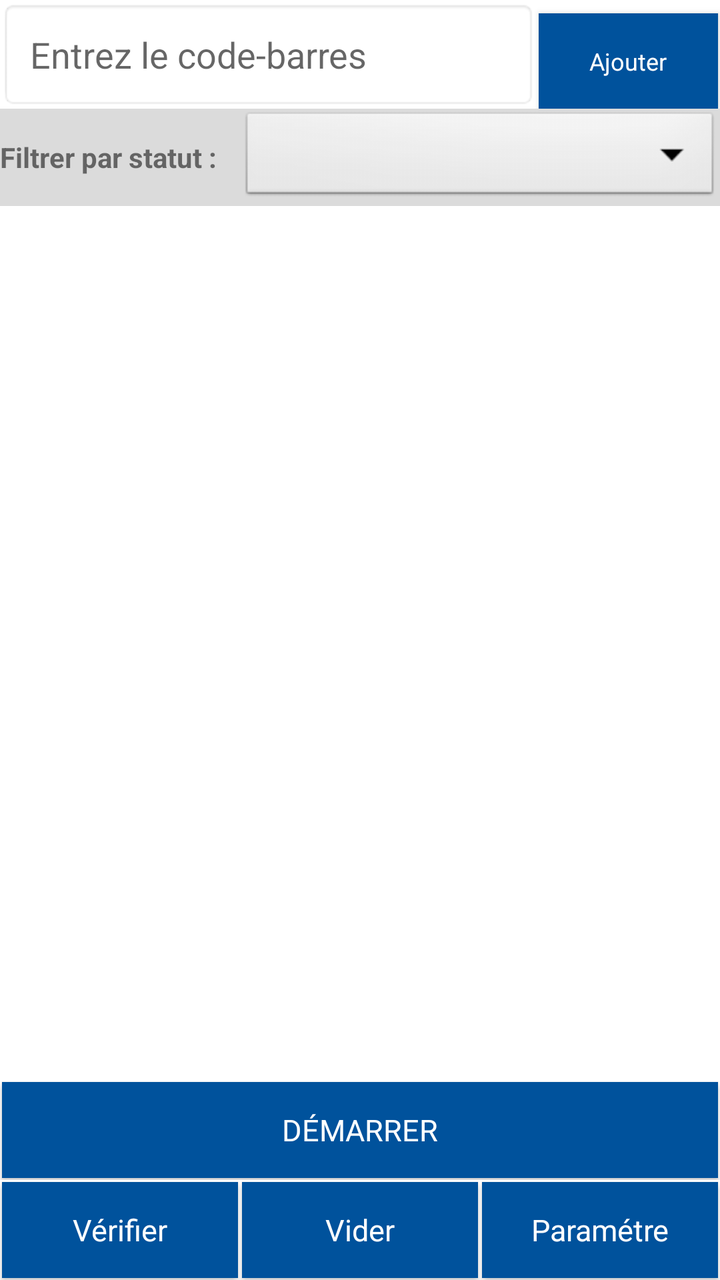
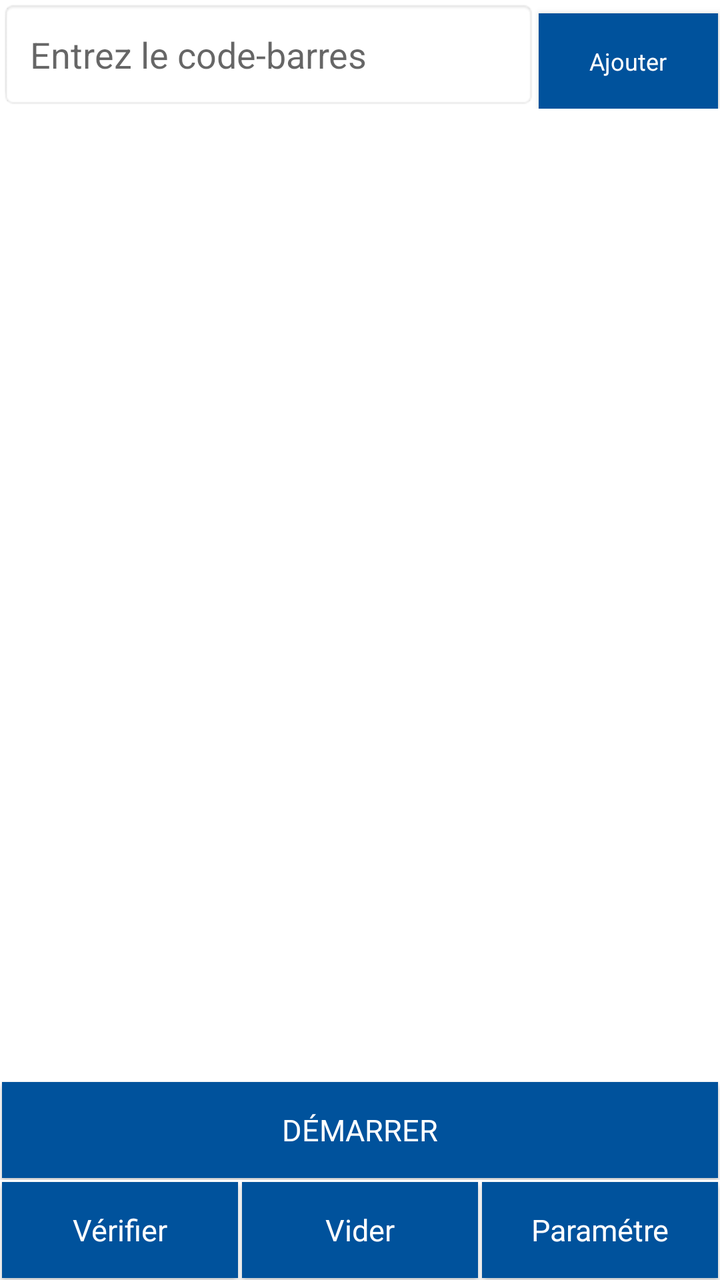

The first picture is an Android layout as it rendered before a commit; the second is the same layout after the commit. The layout source and the unified diff follow.
<!-- AndroidManifest.xml: application theme AppNewTheme -->
<!-- res/layout/fragment_inventory_barcode.xml -->
<LinearLayout xmlns:android="http://schemas.android.com/apk/res/android"
    xmlns:tools="http://schemas.android.com/tools"
    style="@style/base_layout_style"
    android:paddingLeft="0dp"
    android:paddingRight="0dp"
    android:orientation="vertical">

    <LinearLayout
        android:layout_width="match_parent"
        android:layout_height="wrap_content"
        android:orientation="horizontal">

        <EditText
            android:id="@+id/manualBarcodeInput"
            android:layout_width="0dp"
            android:layout_weight="3"
            android:layout_height="wrap_content"
            android:hint="Entrez le code-barres"
            android:inputType="text"
            android:padding="15dp"
            android:background="@android:drawable/editbox_background"
            android:focusable="true"
            android:focusableInTouchMode="true"/>

        <Button
            android:id="@+id/addBarcodeButton"
            android:layout_width="0dp"
            android:layout_weight="1"
            android:layout_height="wrap_content"
            android:text="Ajouter"
            style="@style/style_button_font"
            android:textSize="12sp" />
    </LinearLayout>

    <LinearLayout
        android:layout_width="match_parent"
        android:layout_height="wrap_content"
        android:orientation="horizontal"
        android:padding="0dp"
        android:background="#DBDBDB"
        android:gravity="center_vertical">

        <TextView
            android:layout_width="wrap_content"
            android:layout_height="wrap_content"
            android:text="Filtrer par statut :"
            android:textSize="14sp"
            android:textStyle="bold"
            android:layout_marginEnd="12dp"/>

        <Spinner
            android:id="@+id/filterSpinner"
            android:layout_width="0dp"
            android:layout_height="wrap_content"
            android:layout_weight="1"
            android:background="@android:drawable/btn_dropdown"
            android:padding="8dp"/>
    </LinearLayout>

    <ListView
        android:id="@+id/inventoryBarcodeList"
        android:layout_width="match_parent"
        android:layout_height="0dp"
        android:layout_weight="95"
        android:divider="@android:color/darker_gray"
        android:dividerHeight="0.25dp" />

    <TextView
        android:id="@+id/inventoryBarcodeEmpty"
        android:layout_width="match_parent"
        android:layout_height="0dp"
        android:layout_weight="95"
        android:padding="@dimen/default_padding"
        style="@style/style_medium_font"
        android:text="@string/nobarcode_found"
        android:visibility="gone" />

    <LinearLayout
        android:layout_width="match_parent"
        android:layout_height="wrap_content"
        android:orientation="horizontal">

        <TextView
            android:id="@+id/inventoryBarcodeRunTime"
            android:layout_width="0dp"
            android:layout_weight="1"
            android:layout_height="wrap_content"
            android:textAlignment="textStart" />

        <TextView
            android:id="@+id/inventoryBarcodeVoltageLevel"
            android:layout_width="wrap_content"
            android:layout_height="wrap_content" />
    </LinearLayout>

    <LinearLayout
        android:layout_width="match_parent"
        android:layout_height="50dp"

        android:baselineAligned="false"
        android:orientation="horizontal">

        <TextView
            android:id="@+id/inventoryBarcodeYield"
            android:layout_width="wrap_content"
            android:layout_height="match_parent"
            android:gravity="center"
            style="@style/style_button_font_2" />

        <Button
            android:id="@+id/inventoryBarcodeButton"
            android:layout_width="0dp"
            android:layout_weight="1"
            android:layout_height="match_parent"
            style="@style/style_button_font"
            android:textSize="15sp"
            android:text="@string/start_title" />

        

        <TextView
            android:id="@+id/inventoryBarcodeTotal"
            android:layout_width="wrap_content"
            android:layout_height="match_parent"
            android:gravity="center"
            style="@style/style_button_font_2" />
    </LinearLayout>
    <LinearLayout
        android:layout_width="match_parent"
        android:layout_height="50dp"
        android:gravity="center|bottom"
        android:orientation="horizontal" >

        <Button
            android:id="@+id/verifyBarcodeButton"
            android:layout_width="0dp"
            android:layout_weight="1"
            android:layout_height="match_parent"
            style="@style/style_button_font"
            android:textSize="15sp"
            android:text="Vérifier" />

        <Button
            android:id="@+id/clearListBarcodeButton"
            android:layout_width="0dp"
            android:layout_weight="1"
            android:layout_height="match_parent"
            style="@style/style_button_font"
            android:textSize="15sp"
            android:text="Vider" />

        <Button
            android:id="@+id/settingBarcodeButton"
            android:layout_width="0dp"
            android:layout_weight="1"
            android:layout_height="match_parent"
            style="@style/style_button_font"
            android:textSize="15sp"
            android:text="Paramétre" />

    </LinearLayout>
</LinearLayout>
<!-- resources referenced by this layout -->
<resources>
  <dimen name="default_padding">10dp</dimen>
  <string name="nobarcode_found">Aucun code-barres trouvé</string>
  <string name="start_title">DÉMARRER</string>
  <style name="base_layout_style">
          <item name="android:layout_height">match_parent</item>
          <item name="android:layout_width">match_parent</item>
          <item name="android:paddingLeft">10dp</item>
          <item name="android:paddingRight">10dp</item>
      </style>
  <style name="style_button_font">
          <item name="android:textAppearance">?android:attr/textAppearanceLarge</item>
          <item name="android:textColor">#FFFFFF</item>
          <item name="android:background">#4b77be</item>
          <item name="android:layout_margin">1dp</item>
      </style>
  <style name="style_button_font_2">
          <item name="android:textAppearance">?android:attr/textAppearanceLarge</item>
          <item name="android:textColor">@android:color/primary_text_dark</item>
          <item name="android:background">#CC000000</item>
          <item name="android:textSize">8sp</item>
      </style>
  <style name="style_medium_font">
          <item name="android:layout_width">match_parent</item>
          <item name="android:layout_height">wrap_content</item>
          <item name="android:textAppearance">?android:attr/textAppearanceMedium</item>
      </style>
  <style name="AppNewTheme" parent="Theme.MaterialComponents.Light.NoActionBar">
          <item name="colorPrimary">@color/colorPrimary</item>
          <item name="colorPrimaryDark">@color/colorPrimaryDark</item>
          <item name="colorAccent">@color/colorPrimary</item>
          <item name="android:textAllCaps">false</item>
          <item name="windowActionBar">false</item>
          <item name="windowNoTitle">true</item>
          <item name="actionButtonStyle">@style/ActionButtonStyle</item>
          <item name="actionBarTabTextStyle">@style/ActionTabTextStyle</item>
      </style>
  <color name="colorPrimary">#00529c</color>
  <color name="colorPrimaryDark">#3F51B5</color>
  <style name="ActionButtonStyle">
          <item name="android:minWidth">0dp</item>
          <item name="android:paddingLeft">0dp</item>
          <item name="android:paddingRight">5dp</item>
      </style>
  <style name="ActionTabTextStyle">
          <item name="android:textAllCaps">false</item>
      </style>
</resources>

<!-- the commit's change to res/layout/fragment_inventory_barcode.xml (unified diff, before → after) -->
@@ -38,6 +38,7 @@
         android:orientation="horizontal"
         android:padding="0dp"
         android:background="#DBDBDB"
+        android:visibility="gone"
         android:gravity="center_vertical">
 
         <TextView
